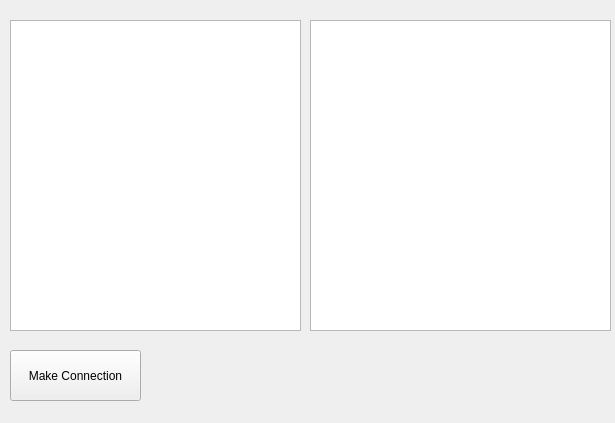
First picture: the form in Verkefni_vika3/addconnectionform.ui, repository evas14/Hopur_48, before the edit.
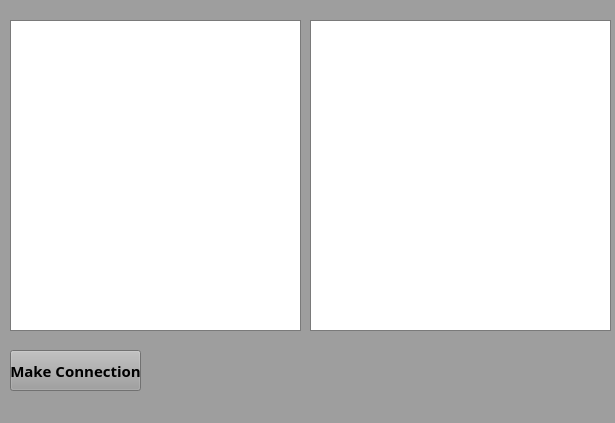
Second picture: the form after the edit.

The edit to the form file:
```diff
--- a/Verkefni_vika3/addconnectionform.ui
+++ b/Verkefni_vika3/addconnectionform.ui
@@ -10,6 +10,421 @@
     <height>423</height>
    </rect>
   </property>
+  <property name="palette">
+   <palette>
+    <active>
+     <colorrole role="WindowText">
+      <brush brushstyle="SolidPattern">
+       <color alpha="255">
+        <red>0</red>
+        <green>0</green>
+        <blue>0</blue>
+       </color>
+      </brush>
+     </colorrole>
+     <colorrole role="Button">
+      <brush brushstyle="SolidPattern">
+       <color alpha="255">
+        <red>158</red>
+        <green>158</green>
+        <blue>158</blue>
+       </color>
+      </brush>
+     </colorrole>
+     <colorrole role="Light">
+      <brush brushstyle="SolidPattern">
+       <color alpha="255">
+        <red>237</red>
+        <green>237</green>
+        <blue>237</blue>
+       </color>
+      </brush>
+     </colorrole>
+     <colorrole role="Midlight">
+      <brush brushstyle="SolidPattern">
+       <color alpha="255">
+        <red>197</red>
+        <green>197</green>
+        <blue>197</blue>
+       </color>
+      </brush>
+     </colorrole>
+     <colorrole role="Dark">
+      <brush brushstyle="SolidPattern">
+       <color alpha="255">
+        <red>79</red>
+        <green>79</green>
+        <blue>79</blue>
+       </color>
+      </brush>
+     </colorrole>
+     <colorrole role="Mid">
+      <brush brushstyle="SolidPattern">
+       <color alpha="255">
+        <red>105</red>
+        <green>105</green>
+        <blue>105</blue>
+       </color>
+      </brush>
+     </colorrole>
+     <colorrole role="Text">
+      <brush brushstyle="SolidPattern">
+       <color alpha="255">
+        <red>0</red>
+        <green>0</green>
+        <blue>0</blue>
+       </color>
+      </brush>
+     </colorrole>
+     <colorrole role="BrightText">
+      <brush brushstyle="SolidPattern">
+       <color alpha="255">
+        <red>255</red>
+        <green>255</green>
+        <blue>255</blue>
+       </color>
+      </brush>
+     </colorrole>
+     <colorrole role="ButtonText">
+      <brush brushstyle="SolidPattern">
+       <color alpha="255">
+        <red>0</red>
+        <green>0</green>
+        <blue>0</blue>
+       </color>
+      </brush>
+     </colorrole>
+     <colorrole role="Base">
+      <brush brushstyle="SolidPattern">
+       <color alpha="255">
+        <red>255</red>
+        <green>255</green>
+        <blue>255</blue>
+       </color>
+      </brush>
+     </colorrole>
+     <colorrole role="Window">
+      <brush brushstyle="SolidPattern">
+       <color alpha="255">
+        <red>158</red>
+        <green>158</green>
+        <blue>158</blue>
+       </color>
+      </brush>
+     </colorrole>
+     <colorrole role="Shadow">
+      <brush brushstyle="SolidPattern">
+       <color alpha="255">
+        <red>0</red>
+        <green>0</green>
+        <blue>0</blue>
+       </color>
+      </brush>
+     </colorrole>
+     <colorrole role="AlternateBase">
+      <brush brushstyle="SolidPattern">
+       <color alpha="255">
+        <red>206</red>
+        <green>206</green>
+        <blue>206</blue>
+       </color>
+      </brush>
+     </colorrole>
+     <colorrole role="ToolTipBase">
+      <brush brushstyle="SolidPattern">
+       <color alpha="255">
+        <red>255</red>
+        <green>255</green>
+        <blue>220</blue>
+       </color>
+      </brush>
+     </colorrole>
+     <colorrole role="ToolTipText">
+      <brush brushstyle="SolidPattern">
+       <color alpha="255">
+        <red>0</red>
+        <green>0</green>
+        <blue>0</blue>
+       </color>
+      </brush>
+     </colorrole>
+    </active>
+    <inactive>
+     <colorrole role="WindowText">
+      <brush brushstyle="SolidPattern">
+       <color alpha="255">
+        <red>0</red>
+        <green>0</green>
+        <blue>0</blue>
+       </color>
+      </brush>
+     </colorrole>
+     <colorrole role="Button">
+      <brush brushstyle="SolidPattern">
+       <color alpha="255">
+        <red>158</red>
+        <green>158</green>
+        <blue>158</blue>
+       </color>
+      </brush>
+     </colorrole>
+     <colorrole role="Light">
+      <brush brushstyle="SolidPattern">
+       <color alpha="255">
+        <red>237</red>
+        <green>237</green>
+        <blue>237</blue>
+       </color>
+      </brush>
+     </colorrole>
+     <colorrole role="Midlight">
+      <brush brushstyle="SolidPattern">
+       <color alpha="255">
+        <red>197</red>
+        <green>197</green>
+        <blue>197</blue>
+       </color>
+      </brush>
+     </colorrole>
+     <colorrole role="Dark">
+      <brush brushstyle="SolidPattern">
+       <color alpha="255">
+        <red>79</red>
+        <green>79</green>
+        <blue>79</blue>
+       </color>
+      </brush>
+     </colorrole>
+     <colorrole role="Mid">
+      <brush brushstyle="SolidPattern">
+       <color alpha="255">
+        <red>105</red>
+        <green>105</green>
+        <blue>105</blue>
+       </color>
+      </brush>
+     </colorrole>
+     <colorrole role="Text">
+      <brush brushstyle="SolidPattern">
+       <color alpha="255">
+        <red>0</red>
+        <green>0</green>
+        <blue>0</blue>
+       </color>
+      </brush>
+     </colorrole>
+     <colorrole role="BrightText">
+      <brush brushstyle="SolidPattern">
+       <color alpha="255">
+        <red>255</red>
+        <green>255</green>
+        <blue>255</blue>
+       </color>
+      </brush>
+     </colorrole>
+     <colorrole role="ButtonText">
+      <brush brushstyle="SolidPattern">
+       <color alpha="255">
+        <red>0</red>
+        <green>0</green>
+        <blue>0</blue>
+       </color>
+      </brush>
+     </colorrole>
+     <colorrole role="Base">
+      <brush brushstyle="SolidPattern">
+       <color alpha="255">
+        <red>255</red>
+        <green>255</green>
+        <blue>255</blue>
+       </color>
+      </brush>
+     </colorrole>
+     <colorrole role="Window">
+      <brush brushstyle="SolidPattern">
+       <color alpha="255">
+        <red>158</red>
+        <green>158</green>
+        <blue>158</blue>
+       </color>
+      </brush>
+     </colorrole>
+     <colorrole role="Shadow">
+      <brush brushstyle="SolidPattern">
+       <color alpha="255">
+        <red>0</red>
+        <green>0</green>
+        <blue>0</blue>
+       </color>
+      </brush>
+     </colorrole>
+     <colorrole role="AlternateBase">
+      <brush brushstyle="SolidPattern">
+       <color alpha="255">
+        <red>206</red>
+        <green>206</green>
+        <blue>206</blue>
+       </color>
+      </brush>
+     </colorrole>
+     <colorrole role="ToolTipBase">
+      <brush brushstyle="SolidPattern">
+       <color alpha="255">
+        <red>255</red>
+        <green>255</green>
+        <blue>220</blue>
+       </color>
+      </brush>
+     </colorrole>
+     <colorrole role="ToolTipText">
+      <brush brushstyle="SolidPattern">
+       <color alpha="255">
+        <red>0</red>
+        <green>0</green>
+        <blue>0</blue>
+       </color>
+      </brush>
+     </colorrole>
+    </inactive>
+    <disabled>
+     <colorrole role="WindowText">
+      <brush brushstyle="SolidPattern">
+       <color alpha="255">
+        <red>79</red>
+        <green>79</green>
+        <blue>79</blue>
+       </color>
+      </brush>
+     </colorrole>
+     <colorrole role="Button">
+      <brush brushstyle="SolidPattern">
+       <color alpha="255">
+        <red>158</red>
+        <green>158</green>
+        <blue>158</blue>
+       </color>
+      </brush>
+     </colorrole>
+     <colorrole role="Light">
+      <brush brushstyle="SolidPattern">
+       <color alpha="255">
+        <red>237</red>
+        <green>237</green>
+        <blue>237</blue>
+       </color>
+      </brush>
+     </colorrole>
+     <colorrole role="Midlight">
+      <brush brushstyle="SolidPattern">
+       <color alpha="255">
+        <red>197</red>
+        <green>197</green>
+        <blue>197</blue>
+       </color>
+      </brush>
+     </colorrole>
+     <colorrole role="Dark">
+      <brush brushstyle="SolidPattern">
+       <color alpha="255">
+        <red>79</red>
+        <green>79</green>
+        <blue>79</blue>
+       </color>
+      </brush>
+     </colorrole>
+     <colorrole role="Mid">
+      <brush brushstyle="SolidPattern">
+       <color alpha="255">
+        <red>105</red>
+        <green>105</green>
+        <blue>105</blue>
+       </color>
+      </brush>
+     </colorrole>
+     <colorrole role="Text">
+      <brush brushstyle="SolidPattern">
+       <color alpha="255">
+        <red>79</red>
+        <green>79</green>
+        <blue>79</blue>
+       </color>
+      </brush>
+     </colorrole>
+     <colorrole role="BrightText">
+      <brush brushstyle="SolidPattern">
+       <color alpha="255">
+        <red>255</red>
+        <green>255</green>
+        <blue>255</blue>
+       </color>
+      </brush>
+     </colorrole>
+     <colorrole role="ButtonText">
+      <brush brushstyle="SolidPattern">
+       <color alpha="255">
+        <red>79</red>
+        <green>79</green>
+        <blue>79</blue>
+       </color>
+      </brush>
+     </colorrole>
+     <colorrole role="Base">
+      <brush brushstyle="SolidPattern">
+       <color alpha="255">
+        <red>158</red>
+        <green>158</green>
+        <blue>158</blue>
+       </color>
+      </brush>
+     </colorrole>
+     <colorrole role="Window">
+      <brush brushstyle="SolidPattern">
+       <color alpha="255">
+        <red>158</red>
+        <green>158</green>
+        <blue>158</blue>
+       </color>
+      </brush>
+     </colorrole>
+     <colorrole role="Shadow">
+      <brush brushstyle="SolidPattern">
+       <color alpha="255">
+        <red>0</red>
+        <green>0</green>
+        <blue>0</blue>
+       </color>
+      </brush>
+     </colorrole>
+     <colorrole role="AlternateBase">
+      <brush brushstyle="SolidPattern">
+       <color alpha="255">
+        <red>158</red>
+        <green>158</green>
+        <blue>158</blue>
+       </color>
+      </brush>
+     </colorrole>
+     <colorrole role="ToolTipBase">
+      <brush brushstyle="SolidPattern">
+       <color alpha="255">
+        <red>255</red>
+        <green>255</green>
+        <blue>220</blue>
+       </color>
+      </brush>
+     </colorrole>
+     <colorrole role="ToolTipText">
+      <brush brushstyle="SolidPattern">
+       <color alpha="255">
+        <red>0</red>
+        <green>0</green>
+        <blue>0</blue>
+       </color>
+      </brush>
+     </colorrole>
+    </disabled>
+   </palette>
+  </property>
   <property name="windowTitle">
    <string>Form</string>
   </property>
@@ -39,9 +454,17 @@
      <x>10</x>
      <y>350</y>
      <width>131</width>
-     <height>51</height>
+     <height>41</height>
     </rect>
    </property>
+   <property name="font">
+    <font>
+     <family>Tw Cen MT</family>
+     <pointsize>11</pointsize>
+     <weight>75</weight>
+     <bold>true</bold>
+    </font>
+   </property>
    <property name="text">
     <string>Make Connection</string>
    </property>
```
